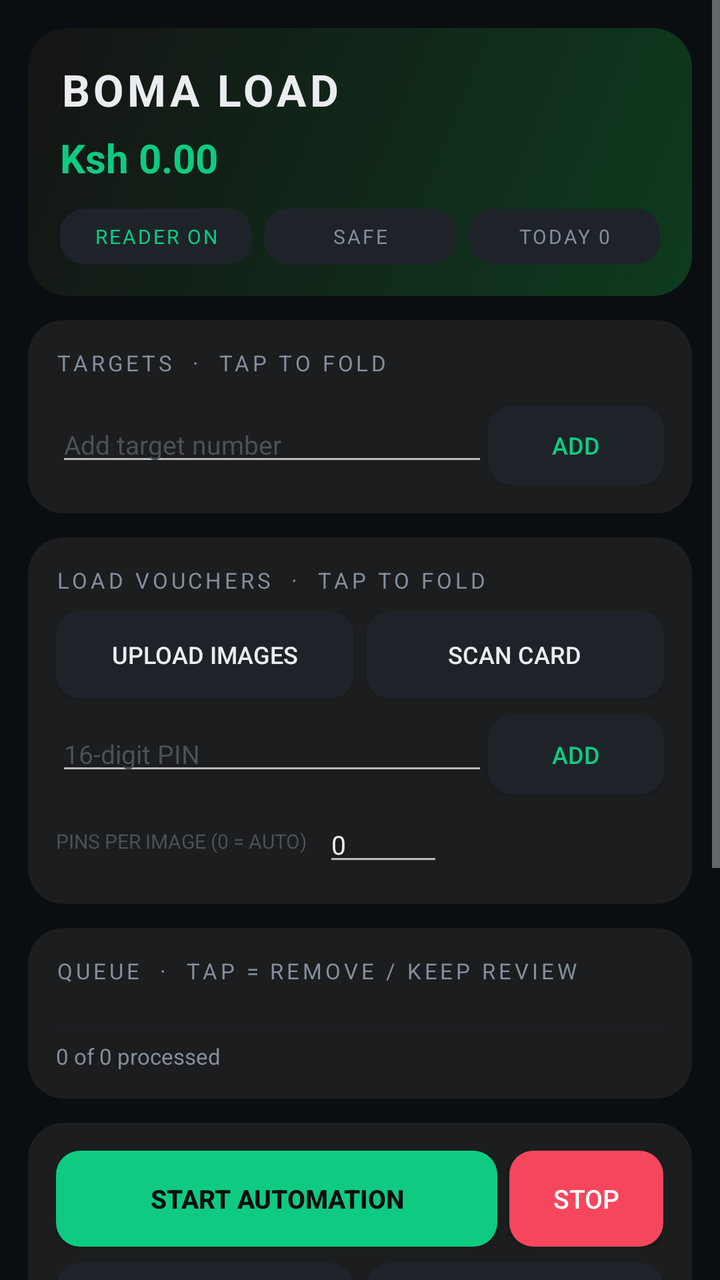
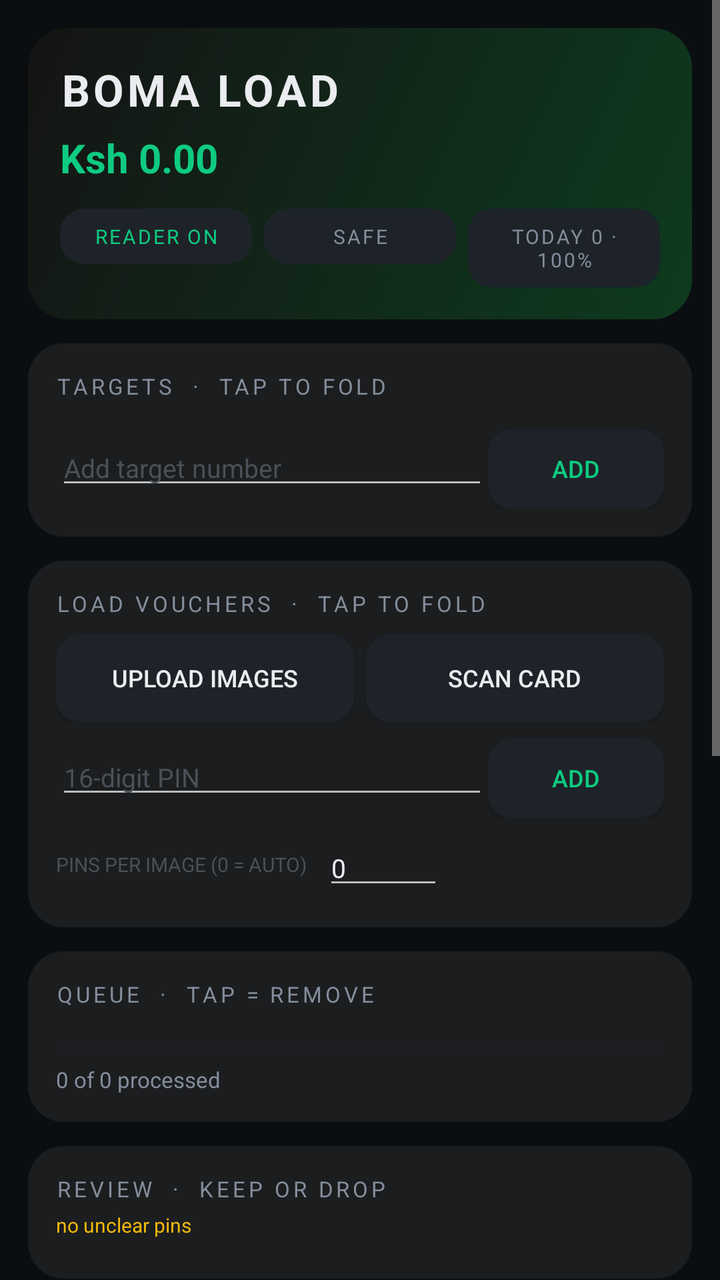

Screens rendered from an Android XML layout before and after an edit, with the pre-edit source and the edit as a unified diff.
<!-- AndroidManifest.xml: application theme Theme.AppCompat.NoActionBar -->
<!-- res/layout/activity_main.xml -->
<?xml version="1.0" encoding="utf-8"?>
<ScrollView xmlns:android="http://schemas.android.com/apk/res/android"
    android:layout_width="match_parent" android:layout_height="match_parent"
    android:background="#0B0E11" android:fillViewport="true">

    <LinearLayout android:id="@+id/root" android:layout_width="match_parent"
        android:layout_height="wrap_content" android:orientation="vertical" android:padding="14dp">

        <LinearLayout android:layout_width="match_parent" android:layout_height="wrap_content"
            android:orientation="vertical" android:background="@drawable/header_bg" android:padding="16dp">
            <TextView android:layout_width="wrap_content" android:layout_height="wrap_content"
                android:text="BOMA LOAD" android:textColor="#EAECEF" android:textSize="22sp"
                android:textStyle="bold" android:letterSpacing="0.08"/>
            <TextView android:id="@+id/tvBalance" android:layout_width="wrap_content"
                android:layout_height="wrap_content" android:text="Ksh 0.00"
                android:textColor="#0ECB81" android:textSize="20sp" android:textStyle="bold"
                android:layout_marginTop="6dp"/>
            <LinearLayout android:layout_width="match_parent" android:layout_height="wrap_content"
                android:orientation="horizontal" android:layout_marginTop="12dp">
                <TextView android:id="@+id/tvBReader" android:layout_width="0dp" android:layout_weight="1"
                    android:layout_height="wrap_content" android:text="READER ON" android:textSize="10sp"
                    android:textColor="#0ECB81" android:background="@drawable/btn_bg" android:padding="7dp"
                    android:gravity="center" android:letterSpacing="0.1" android:layout_marginEnd="6dp"/>
                <TextView android:id="@+id/tvBMode" android:layout_width="0dp" android:layout_weight="1"
                    android:layout_height="wrap_content" android:text="SAFE" android:textSize="10sp"
                    android:textColor="#848E9C" android:background="@drawable/btn_bg" android:padding="7dp"
                    android:gravity="center" android:letterSpacing="0.1" android:layout_marginEnd="6dp"/>
                <TextView android:id="@+id/tvBToday" android:layout_width="0dp" android:layout_weight="1"
                    android:layout_height="wrap_content" android:text="TODAY 0" android:textSize="10sp"
                    android:textColor="#848E9C" android:background="@drawable/btn_bg" android:padding="7dp"
                    android:gravity="center" android:letterSpacing="0.1"/>
            </LinearLayout>
        </LinearLayout>

        <LinearLayout android:layout_width="match_parent" android:layout_height="wrap_content"
            android:orientation="vertical" android:background="@drawable/card_bg"
            android:padding="14dp" android:layout_marginTop="12dp">
            <TextView android:id="@+id/hTargets" android:layout_width="match_parent"
                android:layout_height="wrap_content" android:text="TARGETS  ·  TAP TO FOLD"
                android:textColor="#848E9C" android:textSize="11sp" android:letterSpacing="0.15"/>
            <LinearLayout android:id="@+id/cTargets" android:layout_width="match_parent"
                android:layout_height="wrap_content" android:orientation="vertical" android:layout_marginTop="8dp">
                <LinearLayout android:id="@+id/llTargets" android:layout_width="match_parent"
                    android:layout_height="wrap_content" android:orientation="vertical"/>
                <LinearLayout android:layout_width="match_parent" android:layout_height="wrap_content"
                    android:orientation="horizontal" android:layout_marginTop="6dp">
                    <EditText android:id="@+id/etNewTarget" android:layout_width="0dp" android:layout_weight="1"
                        android:layout_height="wrap_content" android:hint="Add target number"
                        android:inputType="phone" android:textColor="#EAECEF"
                        android:textColorHint="#4A5158" android:textSize="13sp"/>
                    <Button android:id="@+id/btnAddTarget" android:layout_width="wrap_content"
                        android:layout_height="40dp" android:text="ADD" android:textSize="12sp"
                        android:background="@drawable/btn_bg" android:textColor="#0ECB81"/>
                </LinearLayout>
            </LinearLayout>
        </LinearLayout>

        <LinearLayout android:layout_width="match_parent" android:layout_height="wrap_content"
            android:orientation="vertical" android:background="@drawable/card_bg"
            android:padding="14dp" android:layout_marginTop="12dp">
            <TextView android:id="@+id/hLoad" android:layout_width="match_parent"
                android:layout_height="wrap_content" android:text="LOAD VOUCHERS  ·  TAP TO FOLD"
                android:textColor="#848E9C" android:textSize="11sp" android:letterSpacing="0.15"/>
            <LinearLayout android:id="@+id/cLoad" android:layout_width="match_parent"
                android:layout_height="wrap_content" android:orientation="vertical" android:layout_marginTop="8dp">
                <LinearLayout android:layout_width="match_parent" android:layout_height="wrap_content"
                    android:orientation="horizontal">
                    <Button android:id="@+id/btnUpload" android:layout_width="0dp" android:layout_weight="1"
                        android:layout_height="44dp" android:text="UPLOAD IMAGES" android:textSize="12sp"
                        android:background="@drawable/btn_bg" android:textColor="#EAECEF" android:layout_marginEnd="6dp"/>
                    <Button android:id="@+id/btnScan" android:layout_width="0dp" android:layout_weight="1"
                        android:layout_height="44dp" android:text="SCAN CARD" android:textSize="12sp"
                        android:background="@drawable/btn_bg" android:textColor="#EAECEF"/>
                </LinearLayout>
                <LinearLayout android:layout_width="match_parent" android:layout_height="wrap_content"
                    android:orientation="horizontal" android:layout_marginTop="8dp">
                    <EditText android:id="@+id/etManualPin" android:layout_width="0dp" android:layout_weight="1"
                        android:layout_height="wrap_content" android:hint="16-digit PIN"
                        android:inputType="number" android:textColor="#EAECEF"
                        android:textColorHint="#4A5158" android:textSize="13sp"/>
                    <Button android:id="@+id/btnAddPin" android:layout_width="wrap_content"
                        android:layout_height="40dp" android:text="ADD" android:textSize="12sp"
                        android:background="@drawable/btn_bg" android:textColor="#0ECB81"/>
                </LinearLayout>
                <LinearLayout android:layout_width="match_parent" android:layout_height="wrap_content"
                    android:orientation="horizontal" android:gravity="center_vertical" android:layout_marginTop="6dp">
                    <TextView android:layout_width="wrap_content" android:layout_height="wrap_content"
                        android:text="PINS PER IMAGE (0 = AUTO)" android:textColor="#4A5158" android:textSize="10sp"/>
                    <EditText android:id="@+id/etExpected" android:layout_width="60dp"
                        android:layout_height="wrap_content" android:text="0" android:inputType="number"
                        android:textColor="#EAECEF" android:textSize="13sp" android:layout_marginStart="8dp"/>
                </LinearLayout>
            </LinearLayout>
        </LinearLayout>

        <LinearLayout android:layout_width="match_parent" android:layout_height="wrap_content"
            android:orientation="vertical" android:background="@drawable/card_bg"
            android:padding="14dp" android:layout_marginTop="12dp">
            <TextView android:layout_width="match_parent" android:layout_height="wrap_content"
                android:text="QUEUE  ·  TAP = REMOVE / KEEP REVIEW"
                android:textColor="#848E9C" android:textSize="11sp" android:letterSpacing="0.15"/>
            <LinearLayout android:id="@+id/llQueue" android:layout_width="match_parent"
                android:layout_height="wrap_content" android:orientation="vertical" android:layout_marginTop="8dp"/>
            <ProgressBar android:id="@+id/pb" style="?android:attr/progressBarStyleHorizontal"
                android:layout_width="match_parent" android:layout_height="6dp" android:max="100"
                android:progress="0" android:progressTint="#0ECB81"
                android:progressBackgroundTint="#1E2329" android:layout_marginTop="10dp"/>
            <TextView android:id="@+id/tvProgress" android:layout_width="wrap_content"
                android:layout_height="wrap_content" android:text="0 of 0 processed"
                android:textColor="#848E9C" android:textSize="11sp" android:layout_marginTop="4dp"/>
        </LinearLayout>

        <LinearLayout android:layout_width="match_parent" android:layout_height="wrap_content"
            android:orientation="vertical" android:background="@drawable/card_bg"
            android:padding="14dp" android:layout_marginTop="12dp">
            <LinearLayout android:layout_width="match_parent" android:layout_height="wrap_content"
                android:orientation="horizontal">
                <Button android:id="@+id/btnStart" android:layout_width="0dp" android:layout_weight="1"
                    android:layout_height="48dp" android:text="START AUTOMATION" android:textStyle="bold"
                    android:textSize="13sp" android:background="@drawable/btn_green"
                    android:textColor="#0B0E11" android:layout_marginEnd="6dp"/>
                <Button android:id="@+id/btnStop" android:layout_width="0dp" android:layout_weight="0.35"
                    android:layout_height="48dp" android:text="STOP" android:textSize="13sp"
                    android:background="@drawable/btn_red" android:textColor="#FFFFFF"/>
            </LinearLayout>
            <LinearLayout android:layout_width="match_parent" android:layout_height="wrap_content"
                android:orientation="horizontal" android:layout_marginTop="8dp">
                <Button android:id="@+id/btnMode" android:layout_width="0dp" android:layout_weight="1"
                    android:layout_height="42dp" android:text="MODE: SAFE" android:textSize="11sp"
                    android:background="@drawable/btn_bg" android:textColor="#EAECEF" android:layout_marginEnd="6dp"/>
                <Button android:id="@+id/btnHistory" android:layout_width="0dp" android:layout_weight="1"
                    android:layout_height="42dp" android:text="HISTORY" android:textSize="11sp"
                    android:background="@drawable/btn_bg" android:textColor="#EAECEF"/>
            </LinearLayout>
            <LinearLayout android:layout_width="match_parent" android:layout_height="wrap_content"
                android:orientation="horizontal" android:layout_marginTop="8dp">
                <Button android:id="@+id/btnBalance" android:layout_width="0dp" android:layout_weight="1"
                    android:layout_height="42dp" android:text="CHECK BALANCE" android:textSize="11sp"
                    android:background="@drawable/btn_bg" android:textColor="#EAECEF" android:layout_marginEnd="6dp"/>
                <Button android:id="@+id/btnUpdate" android:layout_width="0dp" android:layout_weight="1"
                    android:layout_height="42dp" android:text="CHECK FOR UPDATES" android:textSize="11sp"
                    android:background="@drawable/btn_bg" android:textColor="#EAECEF"/>
            </LinearLayout>
        </LinearLayout>

        <LinearLayout android:layout_width="match_parent" android:layout_height="wrap_content"
            android:orientation="vertical" android:background="@drawable/card_bg"
            android:padding="14dp" android:layout_marginTop="12dp">
            <TextView android:id="@+id/hTerm" android:layout_width="match_parent"
                android:layout_height="wrap_content" android:text="TERMINAL  ·  TAP TO FOLD"
                android:textColor="#848E9C" android:textSize="11sp" android:letterSpacing="0.15"/>
            <ScrollView android:id="@+id/cTerm" android:layout_width="match_parent"
                android:layout_height="130dp" android:layout_marginTop="8dp" android:background="#0D1114">
                <TextView android:id="@+id/tvLog" android:layout_width="match_parent"
                    android:layout_height="wrap_content" android:textSize="10sp" android:textColor="#0ECB81"
                    android:fontFamily="monospace" android:padding="8dp"/>
            </ScrollView>
        </LinearLayout>
    </LinearLayout>
</ScrollView>
<!-- resources referenced by this layout -->
<resources>
  <!-- drawable btn_bg (drawable) -->
  <?xml version="1.0" encoding="utf-8"?>
  <shape xmlns:android="http://schemas.android.com/apk/res/android">
      <solid android:color="#1E2329"/>
      <corners android:radius="12dp"/>
  </shape>
  <!-- drawable btn_green (drawable) -->
  <?xml version="1.0" encoding="utf-8"?>
  <shape xmlns:android="http://schemas.android.com/apk/res/android">
      <solid android:color="#0ECB81"/>
      <corners android:radius="12dp"/>
  </shape>
  <!-- drawable btn_red (drawable) -->
  <?xml version="1.0" encoding="utf-8"?>
  <shape xmlns:android="http://schemas.android.com/apk/res/android">
      <solid android:color="#F6465D"/>
      <corners android:radius="12dp"/>
  </shape>
  <!-- drawable card_bg (drawable) -->
  <?xml version="1.0" encoding="utf-8"?>
  <shape xmlns:android="http://schemas.android.com/apk/res/android">
      <solid android:color="#1B1D1F"/>
      <corners android:radius="18dp"/>
  </shape>
  <!-- drawable header_bg (drawable) -->
  <?xml version="1.0" encoding="utf-8"?>
  <shape xmlns:android="http://schemas.android.com/apk/res/android">
      <gradient android:angle="135" android:startColor="#0E3B1E" android:endColor="#141414"/>
      <corners android:radius="20dp"/>
  </shape>
</resources>

<!-- the commit's change to res/layout/activity_main.xml (unified diff, before → after) -->
@@ -26,7 +26,7 @@
                     android:textColor="#848E9C" android:background="@drawable/btn_bg" android:padding="7dp"
                     android:gravity="center" android:letterSpacing="0.1" android:layout_marginEnd="6dp"/>
                 <TextView android:id="@+id/tvBToday" android:layout_width="0dp" android:layout_weight="1"
-                    android:layout_height="wrap_content" android:text="TODAY 0" android:textSize="10sp"
+                    android:layout_height="wrap_content" android:text="TODAY 0 · 100%" android:textSize="10sp"
                     android:textColor="#848E9C" android:background="@drawable/btn_bg" android:padding="7dp"
                     android:gravity="center" android:letterSpacing="0.1"/>
             </LinearLayout>
@@ -97,7 +97,7 @@
             android:orientation="vertical" android:background="@drawable/card_bg"
             android:padding="14dp" android:layout_marginTop="12dp">
             <TextView android:layout_width="match_parent" android:layout_height="wrap_content"
-                android:text="QUEUE  ·  TAP = REMOVE / KEEP REVIEW"
+                android:text="QUEUE  ·  TAP = REMOVE"
                 android:textColor="#848E9C" android:textSize="11sp" android:letterSpacing="0.15"/>
             <LinearLayout android:id="@+id/llQueue" android:layout_width="match_parent"
                 android:layout_height="wrap_content" android:orientation="vertical" android:layout_marginTop="8dp"/>
@@ -113,6 +113,19 @@
         <LinearLayout android:layout_width="match_parent" android:layout_height="wrap_content"
             android:orientation="vertical" android:background="@drawable/card_bg"
             android:padding="14dp" android:layout_marginTop="12dp">
+            <TextView android:layout_width="match_parent" android:layout_height="wrap_content"
+                android:text="REVIEW  ·  KEEP OR DROP"
+                android:textColor="#848E9C" android:textSize="11sp" android:letterSpacing="0.15"/>
+            <TextView android:id="@+id/tvReviewCount" android:layout_width="wrap_content"
+                android:layout_height="wrap_content" android:text="no unclear pins"
+                android:textColor="#F0B90B" android:textSize="10sp" android:layout_marginTop="4dp"/>
+            <LinearLayout android:id="@+id/llReview" android:layout_width="match_parent"
+                android:layout_height="wrap_content" android:orientation="vertical" android:layout_marginTop="6dp"/>
+        </LinearLayout>
+
+        <LinearLayout android:layout_width="match_parent" android:layout_height="wrap_content"
+            android:orientation="vertical" android:background="@drawable/card_bg"
+            android:padding="14dp" android:layout_marginTop="12dp">
             <LinearLayout android:layout_width="match_parent" android:layout_height="wrap_content"
                 android:orientation="horizontal">
                 <Button android:id="@+id/btnStart" android:layout_width="0dp" android:layout_weight="1"
@@ -123,6 +136,9 @@
                     android:layout_height="48dp" android:text="STOP" android:textSize="13sp"
                     android:background="@drawable/btn_red" android:textColor="#FFFFFF"/>
             </LinearLayout>
+            <Button android:id="@+id/btnRequeue" android:layout_width="match_parent"
+                android:layout_height="42dp" android:text="RE-QUEUE UNLOADED" android:textSize="11sp"
+                android:background="@drawable/btn_bg" android:textColor="#F0B90B" android:layout_marginTop="8dp"/>
             <LinearLayout android:layout_width="match_parent" android:layout_height="wrap_content"
                 android:orientation="horizontal" android:layout_marginTop="8dp">
                 <Button android:id="@+id/btnMode" android:layout_width="0dp" android:layout_weight="1"
